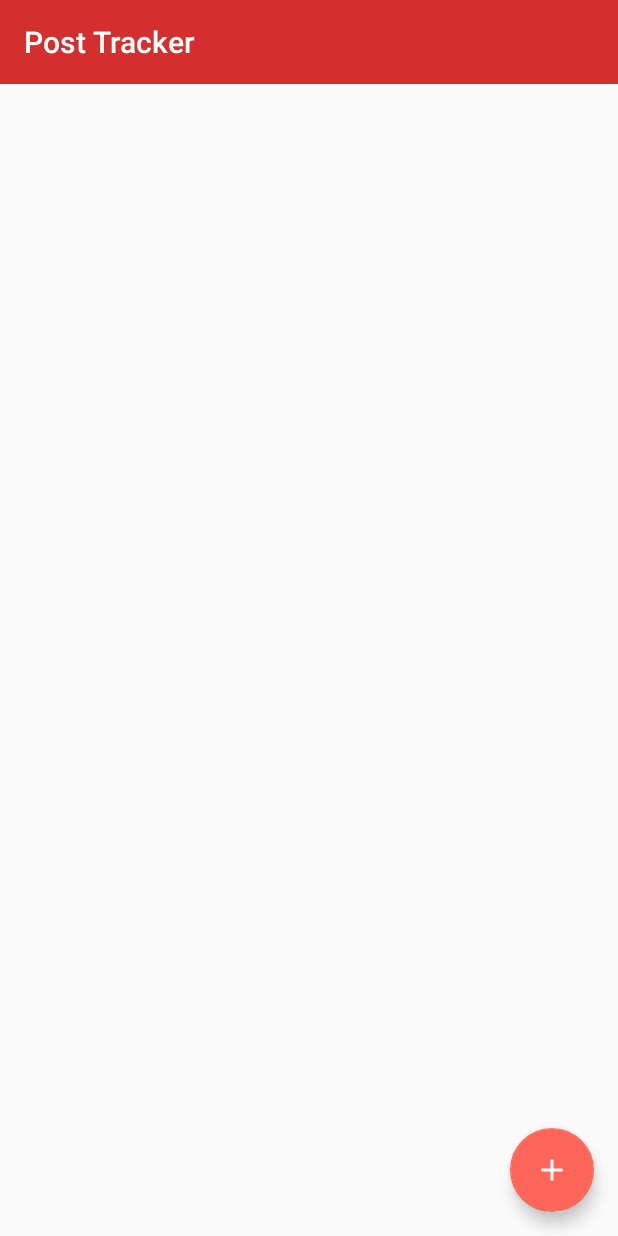
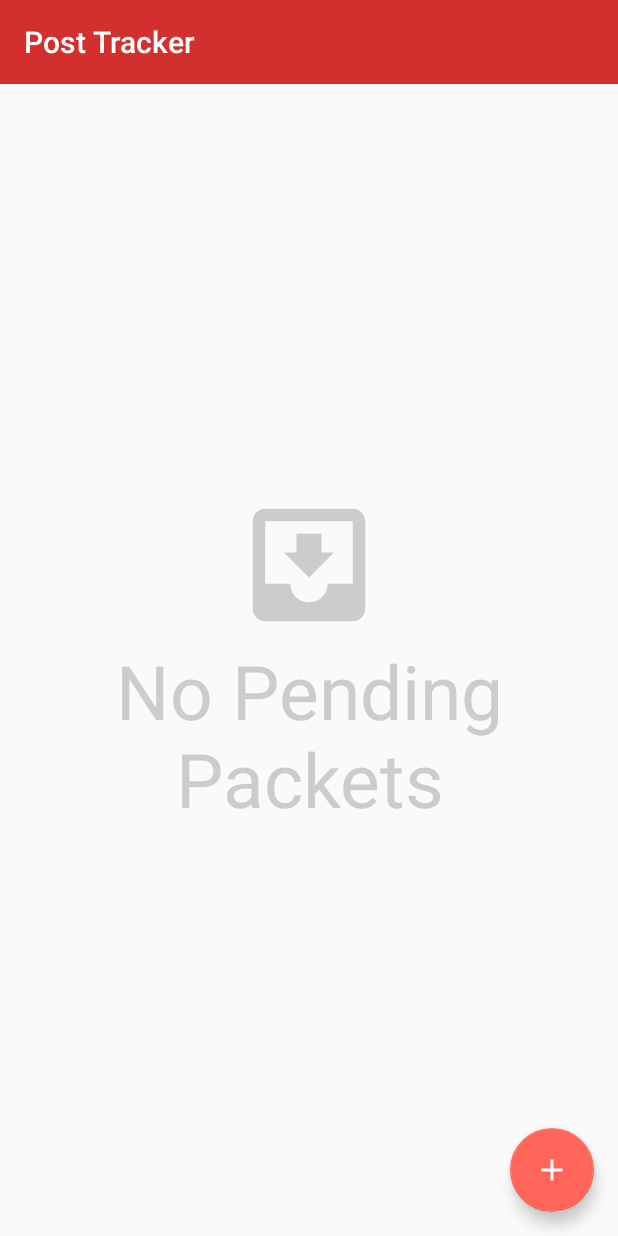
Before and after one commit to gilmaimon/IsraelPost-Tracker, an Android app: the screen it shows after launch (MainActivity), on a phone screen of 412 x 824 dp. Run offline under Robolectric (Android 15) with nearby library versions, the phone set to English and light mode, and no system bars; 1 statement that could not run was skipped.

Commit message:
added notifications for incoming sms messages regarding new awaiting packets. added placeholder to show when no items are present refactoring

```diff
--- a/app/build.gradle
+++ b/app/build.gradle
@@ -4,7 +4,7 @@ android {
     compileSdkVersion 26
     defaultConfig {
         applicationId "com.gilmaimon.israelposttracker"
-        minSdkVersion 15
+        minSdkVersion 16
         targetSdkVersion 26
         versionCode 1
         versionName "1.0"
--- a/app/src/main/AndroidManifest.xml
+++ b/app/src/main/AndroidManifest.xml
@@ -6,13 +6,14 @@
     <uses-permission android:name="android.permission.RECEIVE_SMS" />
 
     <application
+        android:name="PostTrackerApplication"
         android:allowBackup="true"
         android:icon="@mipmap/ic_launcher"
         android:label="@string/app_name"
         android:roundIcon="@mipmap/ic_launcher_round"
         android:supportsRtl="true"
         android:theme="@style/AppTheme">
-        <activity android:name=".MainActivity">
+        <activity android:name=".MainActivity" android:screenOrientation="portrait">
             <intent-filter>
                 <action android:name="android.intent.action.MAIN" />
 
--- a/app/src/main/java/com/gilmaimon/israelposttracker/Balance/Adapter/PacketsBalanceAdapter.java
+++ b/app/src/main/java/com/gilmaimon/israelposttracker/Balance/Adapter/PacketsBalanceAdapter.java
@@ -33,6 +33,10 @@ public class PacketsBalanceAdapter extends RecyclerView.Adapter<RecyclerView.Vie
     private List<Object> dataset;
     private ItemClickedListener clickedListener;
 
+    public boolean isEmpty() {
+        return dataset.size() == 0;
+    }
+
     public void removeClickedListener() {
         clickedListener = null;
     }
@@ -67,6 +71,7 @@ public class PacketsBalanceAdapter extends RecyclerView.Adapter<RecyclerView.Vie
         this.balance = balance;
         this.dataset = new ArrayList<>();
         updateDatasetFromPendingPacketsMap();
+        notifyDataSetChanged();
 
         registerAdapterDataObserver(new RecyclerView.AdapterDataObserver() {
             @Override
--- a/app/src/main/java/com/gilmaimon/israelposttracker/Balance/BalanceFragment.java
+++ b/app/src/main/java/com/gilmaimon/israelposttracker/Balance/BalanceFragment.java
@@ -25,6 +25,7 @@ public class BalanceFragment extends Fragment implements PacketsBalanceContract.
 
     private PacketsBalanceAdapter branchesPacketsAdapter;
     private RecyclerView recyclerView;
+    private ViewGroup layoutNoItems;
 
     // Balance is assumed to be set when view is rendered
     private PostPacketsBalance balance;
@@ -35,6 +36,7 @@ public class BalanceFragment extends Fragment implements PacketsBalanceContract.
     public void onResume() {
         super.onResume();
         presenter.onResume();
+        updateRecyclerView();
     }
 
     @Override
@@ -54,6 +56,7 @@ public class BalanceFragment extends Fragment implements PacketsBalanceContract.
         super.onViewCreated(view, savedInstanceState);
         initRecyclerView();
 
+        layoutNoItems = getView().findViewById(R.id.layoutNoItemsRL);
         final FloatingActionButton addManuallyFab = getView().findViewById(R.id.addPostItemFAB);
         addManuallyFab.setOnClickListener(new View.OnClickListener() {
             @Override
@@ -74,6 +77,8 @@ public class BalanceFragment extends Fragment implements PacketsBalanceContract.
                 super.onScrolled(recyclerView, dx, dy);
             }
         });
+
+        maybeShowNoItems();
     }
 
     private RecyclerView findAndInitRecyclerView() {
@@ -94,6 +99,14 @@ public class BalanceFragment extends Fragment implements PacketsBalanceContract.
                 getContext(),
                 balance
         );
+
+        branchesPacketsAdapter.registerAdapterDataObserver(new RecyclerView.AdapterDataObserver() {
+            @Override
+            public void onChanged() {
+                super.onChanged();
+                maybeShowNoItems();
+            }
+        });
 
         branchesPacketsAdapter.setClickedListener(new PacketsBalanceAdapter.ItemClickedListener() {
             @Override
@@ -157,8 +170,16 @@ public class BalanceFragment extends Fragment implements PacketsBalanceContract.
         dialog.show();
     }
 
+    private void maybeShowNoItems() {
+        if(branchesPacketsAdapter.isEmpty()) {
+            layoutNoItems.setVisibility(View.VISIBLE);
+        } else {
+            layoutNoItems.setVisibility(View.GONE);
+        }
+    }
     private void updateRecyclerView() {
         branchesPacketsAdapter.notifyDataSetChanged();
+        maybeShowNoItems();
     }
 
     @Override
--- /dev/null
+++ b/app/src/main/java/com/gilmaimon/israelposttracker/BaseActivity.java
@@ -0,0 +1,22 @@
+package com.gilmaimon.israelposttracker;
+
+import android.annotation.SuppressLint;
+import android.support.v7.app.AppCompatActivity;
+
+@SuppressLint("Registered")
+public class BaseActivity extends AppCompatActivity {
+
+    @Override
+    protected void onResume() {
+        super.onResume();
+        PostTrackerApplication app = (PostTrackerApplication) getApplication();
+        app.activityResumed();
+    }
+
+    @Override
+    protected void onPause() {
+        PostTrackerApplication app = (PostTrackerApplication) getApplication();
+        app.activityPaused();
+        super.onPause();
+    }
+}
--- a/app/src/main/java/com/gilmaimon/israelposttracker/MainActivity.java
+++ b/app/src/main/java/com/gilmaimon/israelposttracker/MainActivity.java
@@ -1,13 +1,13 @@
 package com.gilmaimon.israelposttracker;
 
 import android.Manifest;
+import android.app.NotificationManager;
 import android.graphics.Color;
 import android.os.Build;
 import android.os.Bundle;
 import android.support.annotation.NonNull;
 import android.support.annotation.RequiresApi;
 import android.support.v4.app.Fragment;
-import android.support.v7.app.AppCompatActivity;
 import android.support.v7.widget.Toolbar;
 import android.widget.Toast;
 
@@ -21,15 +21,21 @@ import com.gilmaimon.israelposttracker.Balance.PostPacketsBalance;
 import com.gilmaimon.israelposttracker.Branches.AndroidBranchWebsiteDispatcher;
 import com.gilmaimon.israelposttracker.Branches.BranchesProvider;
 import com.gilmaimon.israelposttracker.Branches.JsonBranches;
-import com.gilmaimon.israelposttracker.Parsing.RegexPostMessageParser;
+import com.gilmaimon.israelposttracker.SMS.IncomingIsraelPostSMSMessages;
 import com.gilmaimon.israelposttracker.SMS.NewSmsBroadcastListener;
 import com.gilmaimon.israelposttracker.SMS.SMSProvider;
-import com.gilmaimon.israelposttracker.Sorting.KeywordsMessagesSorter;
 import com.gilmaimon.israelposttracker.UserAppended.SQLiteUserAppendedActions;
 
-public class MainActivity extends AppCompatActivity {
+public class MainActivity extends BaseActivity {
 
     private Permissions.OnRequestPermissionHandler mSmsPermissionHandler;
+
+    @Override
+    protected void onResume() {
+        super.onResume();
+        NotificationManager notificationManager = (NotificationManager) getSystemService(NOTIFICATION_SERVICE);
+        notificationManager.cancel(IncomingIsraelPostSMSMessages.APP_NOTIFICATION_ID);
+    }
 
     @Override
     protected void onCreate(Bundle savedInstanceState) {
@@ -66,10 +72,10 @@ public class MainActivity extends AppCompatActivity {
         BranchesProvider branchesProvider = new JsonBranches(new RawResource(this, R.raw.branches).readAll());
         PostPacketsBalance balance = new DynamicPostPacketsBalance(
                 new SQLiteUserAppendedActions(this, false),
-                SMSProvider.from(this, "%Post%"), // todo: change to "Israel Post" or "%1111% for debug
+                SMSProvider.from(this, Rules.getPostSmsNumber()), // todo: change to "Israel Post" or "%1111% for debug
                 branchesProvider,
-                KeywordsMessagesSorter.getDefault(),
-                new RegexPostMessageParser()
+                Rules.getDefaultSorter(),
+                Rules.getDefaultParser()
         );
 
         PacketsBalanceContract.View balanceFragment = new BalanceFragment();
--- /dev/null
+++ b/app/src/main/java/com/gilmaimon/israelposttracker/PostTrackerApplication.java
@@ -0,0 +1,30 @@
+package com.gilmaimon.israelposttracker;
+
+import android.app.Application;
+import android.util.Log;
+
+public class PostTrackerApplication extends Application {
+    private boolean appShowing = false;
+
+    @Override
+    public void onCreate() {
+        super.onCreate();
+    }
+
+    @Override
+    public void onTerminate() {
+        super.onTerminate();
+    }
+
+    public void activityResumed() {
+        appShowing = true;
+    }
+
+    public void activityPaused() {
+        appShowing = false;
+    }
+
+    public boolean isAppShowing() {
+        return appShowing;
+    }
+}
--- /dev/null
+++ b/app/src/main/java/com/gilmaimon/israelposttracker/Rules.java
@@ -0,0 +1,33 @@
+package com.gilmaimon.israelposttracker;
+
+import android.content.Context;
+
+import com.gilmaimon.israelposttracker.AndroidUtils.RawResource;
+import com.gilmaimon.israelposttracker.Branches.BranchesProvider;
+import com.gilmaimon.israelposttracker.Branches.JsonBranches;
+import com.gilmaimon.israelposttracker.Parsing.PostMessageParser;
+import com.gilmaimon.israelposttracker.Parsing.RegexPostMessageParser;
+import com.gilmaimon.israelposttracker.Sorting.KeywordsMessagesSorter;
+import com.gilmaimon.israelposttracker.Sorting.PostMessageSorter;
+
+public class Rules {
+    public static PostMessageSorter getDefaultSorter() {
+        return KeywordsMessagesSorter.getDefault();
+    }
+
+    public static PostMessageParser getDefaultParser() {
+        return new RegexPostMessageParser();
+    }
+
+    public static boolean isSenderRelevant(String sender) {
+        return sender.contains("1"); //"Israel Post"
+    }
+
+    public static String getPostSmsNumber() {
+        return "%111%"; //"Israel Post";
+    }
+
+    public static BranchesProvider getDefaultBranchesProvider(Context context) {
+        return new JsonBranches(new RawResource(context, R.raw.branches).readAll());
+    }
+}
--- /dev/null
+++ b/app/src/main/res/drawable/ic_inbox.xml
@@ -0,0 +1,9 @@
+<vector xmlns:android="http://schemas.android.com/apk/res/android"
+        android:width="24dp"
+        android:height="24dp"
+        android:viewportWidth="24.0"
+        android:viewportHeight="24.0">
+    <path
+        android:fillColor="#ccc"
+        android:pathData="M19,3L4.99,3c-1.11,0 -1.98,0.9 -1.98,2L3,19c0,1.1 0.88,2 1.99,2L19,21c1.1,0 2,-0.9 2,-2L21,5c0,-1.1 -0.9,-2 -2,-2zM19,15h-4c0,1.66 -1.35,3 -3,3s-3,-1.34 -3,-3L4.99,15L4.99,5L19,5v10zM16,10h-2L14,7h-4v3L8,10l4,4 4,-4z"/>
+</vector>
--- a/app/src/main/res/layout/balance_layout.xml
+++ b/app/src/main/res/layout/balance_layout.xml
@@ -4,6 +4,33 @@
     android:layout_width="match_parent"
     android:layout_height="match_parent"
     xmlns:android="http://schemas.android.com/apk/res/android">
+
+    <RelativeLayout android:id="@+id/layoutNoItemsRL"
+        android:layout_width="match_parent"
+        android:layout_height="match_parent">
+
+        <LinearLayout
+            android:padding="20dp"
+            android:orientation="vertical"
+            android:layout_centerVertical="true"
+            android:layout_centerHorizontal="true"
+            android:layout_width="wrap_content"
+            android:layout_height="wrap_content">
+
+            <ImageView android:src="@drawable/ic_inbox"
+                android:layout_width="match_parent"
+                android:layout_height="100dp" />
+
+            <TextView android:text="No Pending Packets"
+                android:textSize="50sp"
+                android:textColor="#ccc"
+                android:gravity="center"
+                android:layout_width="wrap_content"
+                android:layout_height="wrap_content" />
+
+        </LinearLayout>
+
+    </RelativeLayout>
 
     <LinearLayout xmlns:android="http://schemas.android.com/apk/res/android"
         xmlns:app="http://schemas.android.com/apk/res-auto"
@@ -12,50 +39,6 @@
         android:layout_width="match_parent"
         android:layout_height="match_parent"
         tools:context="com.gilmaimon.israelposttracker.MainActivity">
-
-        <LinearLayout android:visibility="gone"
-            android:orientation="horizontal"
-            android:layout_width="match_parent"
-            android:layout_height="wrap_content">
-
-            <EditText android:id="@+id/debugPacketIdToRemove"
-                android:layout_weight="1"
-                android:text="YY509713781IL"
-                android:hint="Message Index"
-                android:layout_width="match_parent"
-                android:layout_height="wrap_content" />
-
-            <Button android:id="@+id/debugRemoveBTN"
-                android:layout_weight="3"
-                android:text="Remove"
-                android:layout_width="match_parent"
-                android:layout_height="wrap_content" />
-
-        </LinearLayout>
-
-        <LinearLayout android:visibility="gone"
-            android:orientation="horizontal"
-            android:layout_width="match_parent"
-            android:layout_height="wrap_content">
-
-            <EditText android:id="@+id/debugPacketIdET"
-                android:hint="Packet Id"
-                android:layout_weight="3"
-                android:layout_width="match_parent"
-                android:layout_height="wrap_content" />
-
-            <EditText android:id="@+id/debugBranchIdET"
-                android:hint="Branch Id"
-                android:layout_weight="3"
-                android:layout_width="match_parent"
-                android:layout_height="wrap_content" />
-
-            <Button android:id="@+id/debugAddBTN"
-                android:text="Add"
-                android:layout_weight="4"
-                android:layout_width="match_parent"
-                android:layout_height="wrap_content" />
-        </LinearLayout>
 
         <android.support.v7.widget.RecyclerView
             android:id="@+id/recyclerView"
```
Also changed, not shown: app/src/main/java/com/gilmaimon/israelposttracker/SMS/IncomingIsraelPostSMSMessages.java (+108 -5 lines), app/src/main/res/drawable/ic_packet_grey.xml (added, +9 -0 lines).
